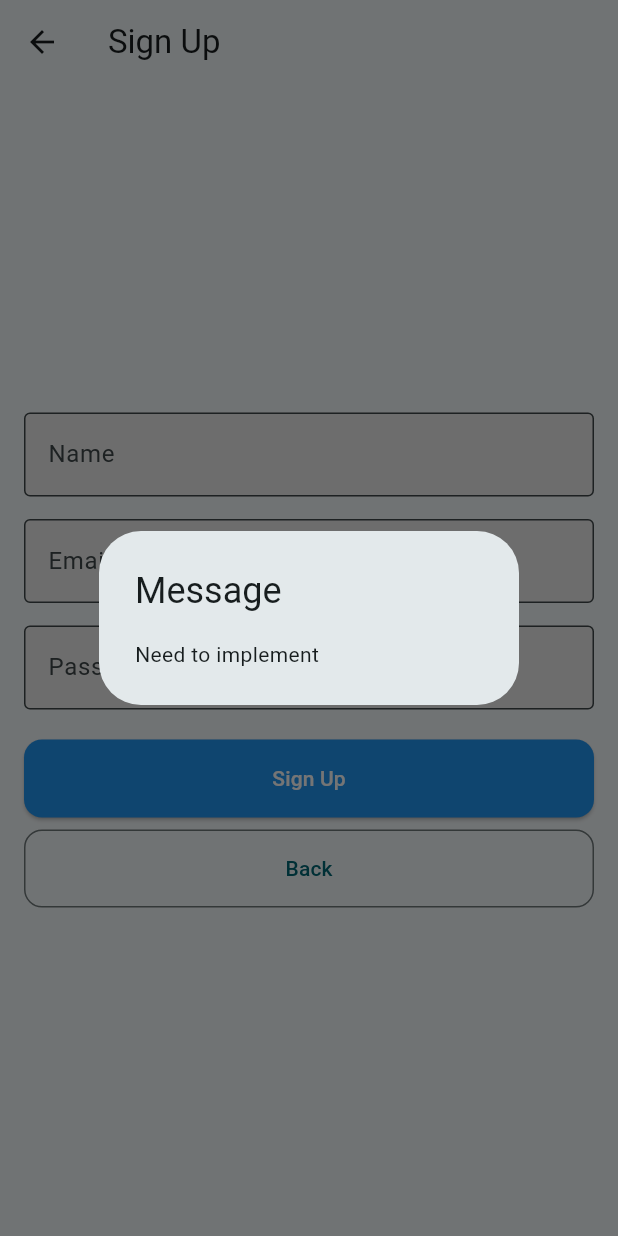
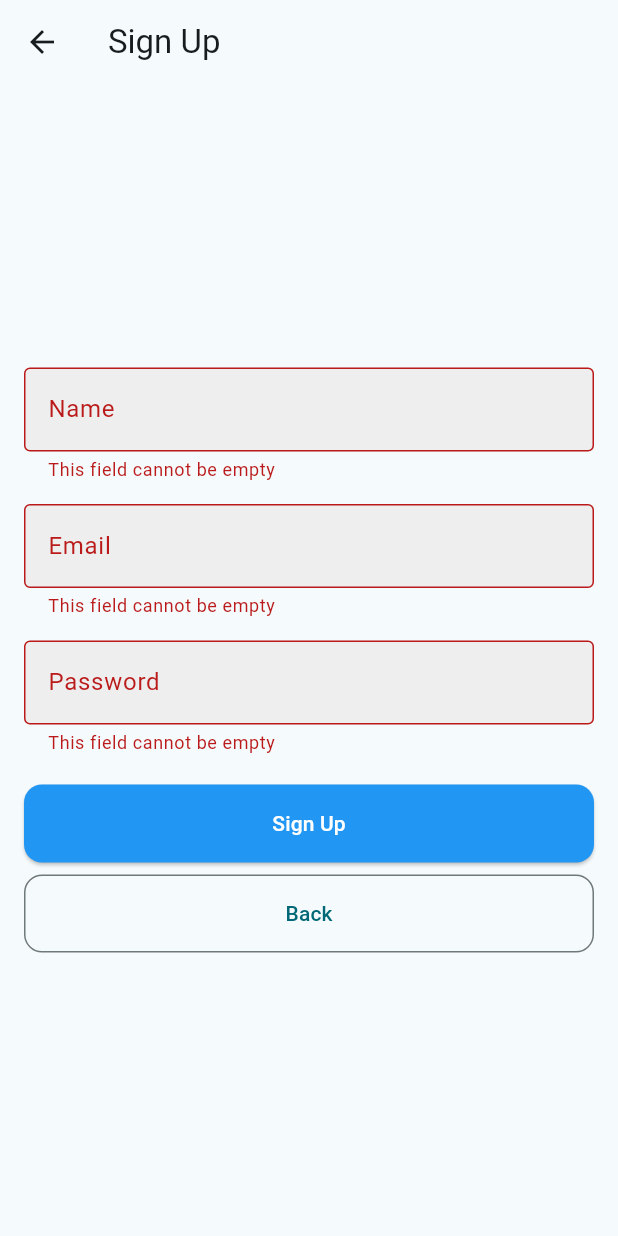
Before and after one commit to punkesta/flutter_lab_6, a Flutter app: the SignUpScreen screen opened directly, after a tap on "Sign Up", on a phone screen of 412 x 824 dp. Run offline on Flutter 3.47's test engine with Material 3 defaults, Android fonts, the phone set to English and light mode, and no system bars; network calls fail.

Commit message:
Added input field validation

```diff
--- a/lib/widgets/sign_up_screen.dart
+++ b/lib/widgets/sign_up_screen.dart
@@ -3,40 +3,10 @@ import 'package:flutter/material.dart';
 class SignUpScreen extends StatelessWidget {
   const SignUpScreen({super.key});
 
-  @override
-  Widget build(BuildContext context) {
-    return Scaffold(
-      appBar: AppBar(title: const Text('Sign Up')),
-      body: Padding(
-        padding: const EdgeInsets.all(16),
-        child: Column(
-          mainAxisAlignment: MainAxisAlignment.center,
-          crossAxisAlignment: CrossAxisAlignment.stretch,
-          children: [
-            TextField(
-              decoration: const InputDecoration(
-                labelText: 'Name',
-                border: OutlineInputBorder(),
-              ),
-            ),
-            const SizedBox(height: 15),
-            TextField(
-              decoration: const InputDecoration(
-                labelText: 'Email',
-                border: OutlineInputBorder(),
-              ),
-            ),
-            const SizedBox(height: 15),
-            TextField(
-              decoration: const InputDecoration(
-                labelText: 'Password',
-                border: OutlineInputBorder(),
-              ),
-              obscureText: true,
-            ),
-            const SizedBox(height: 20),
-            ElevatedButton(
-              onPressed: () {
+  void _signUp(BuildContext context, GlobalKey<FormState> formKey) {
+    if (!formKey.currentState!.validate()) {
+      return;
+    }
     showDialog(
       context: context,
       builder: (BuildContext ctx) {
@@ -46,19 +16,86 @@ class SignUpScreen extends StatelessWidget {
         );
       },
     );
+  }
+
+  @override
+  Widget build(BuildContext context) {
+    final formKey = GlobalKey<FormState>();
+
+    return Scaffold(
+      appBar: AppBar(title: const Text('Sign Up')),
+      body: Padding(
+        padding: const EdgeInsets.all(16),
+        child: Form(
+          key: formKey,
+          child: Column(
+            mainAxisAlignment: MainAxisAlignment.center,
+            crossAxisAlignment: CrossAxisAlignment.stretch,
+            children: [
+              TextFormField(
+                decoration: const InputDecoration(
+                  labelText: 'Name',
+                  border: OutlineInputBorder(),
+                ),
+                keyboardType: TextInputType.name,
+                validator: (value) {
+                  if (value == null || value.isEmpty) {
+                    return 'This field cannot be empty';
+                  }
+                  return null;
                 },
+              ),
+              const SizedBox(height: 15),
+              TextFormField(
+                decoration: const InputDecoration(
+                  labelText: 'Email',
+                  border: OutlineInputBorder(),
+                ),
+                  keyboardType: TextInputType.emailAddress,
+                  validator: (value) {
+                    if (value == null || value.isEmpty) {
+                      return 'This field cannot be empty';
+                    }
+                    final emailRegex =
+                    RegExp(r'^[\w-.]+@([\w-]+\.)+[\w-]{2,4}$');
+                    if (!emailRegex.hasMatch(value)) {
+                      return 'Invalid email';
+                    }
+                    return null;
+                  }
+              ),
+              const SizedBox(height: 15),
+              TextFormField(
+                decoration: const InputDecoration(
+                  labelText: 'Password',
+                  border: OutlineInputBorder(),
+                ),
+                obscureText: true,
+                  keyboardType: TextInputType.text,
+                  validator: (value) {
+                    if (value == null || value.isEmpty) {
+                      return 'This field cannot be empty';
+                    }
+                    if (value.length < 6) {
+                      return 'Mininum password length is 6';
+                    }
+                    return null;
+                  }
+              ),
+              const SizedBox(height: 20),
+              ElevatedButton(
+                onPressed: () => _signUp(context, formKey),
                 child: const Text('Sign Up'),
               ),
               const SizedBox(height: 8),
               OutlinedButton(
-              onPressed: () {
-                Navigator.pop(context);
-              },
+                onPressed: ()  => Navigator.pop(context),
                 child: const Text('Back'),
               ),
             ],
           ),
         ),
+      ),
     );
   }
 }
```
Also changed, not shown: lib/widgets/login_screen.dart (+43 -13 lines), lib/widgets/password_reset_screen.dart (+43 -22 lines). Lines whose indentation alone changed are shown as unchanged.
